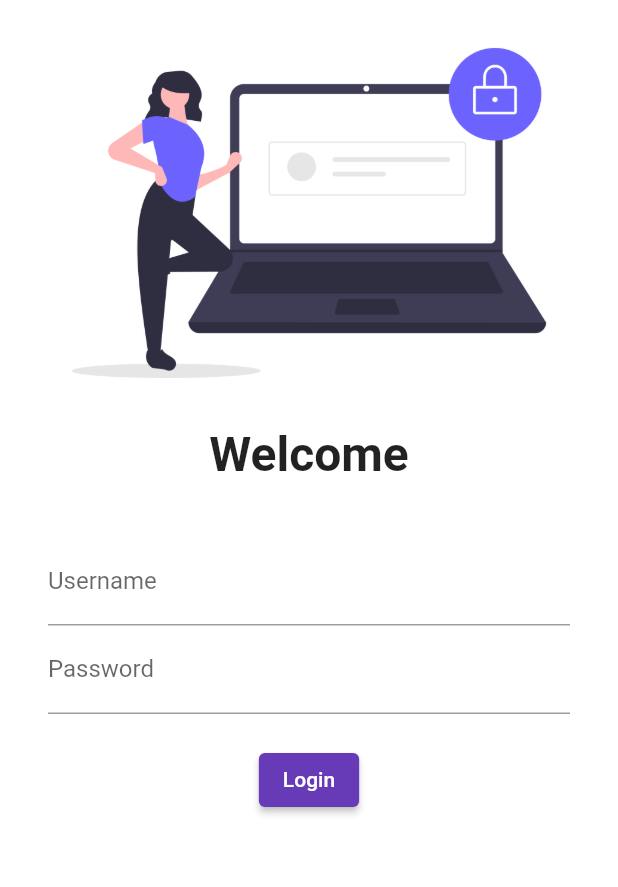
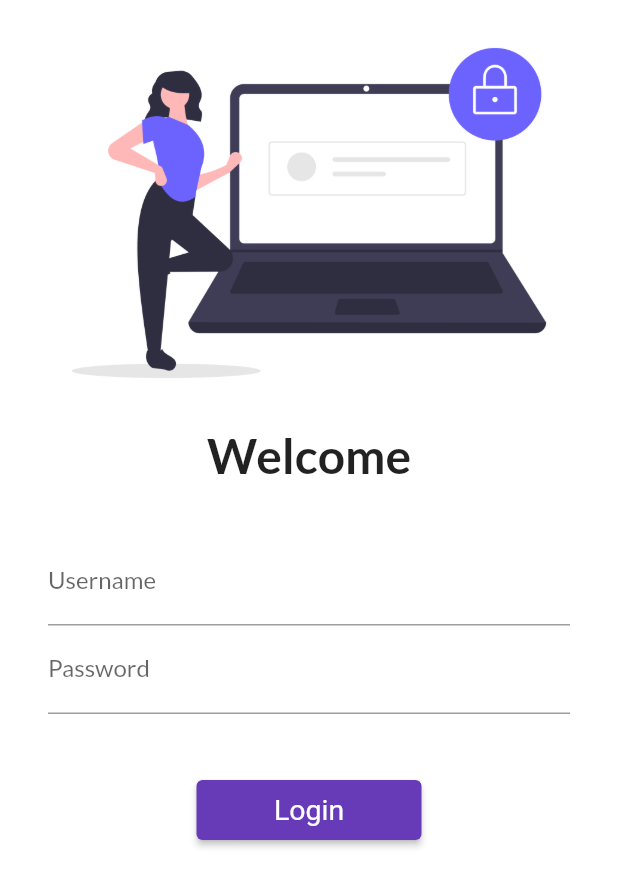
Before and after one commit to sandy088/flutter_catalog, a Flutter app: the screen it shows after launch, on a phone screen of 412 x 824 dp. Shown: the top 887 px of the screen. Run offline on Flutter 3.47's test engine with Material 2 defaults, Android fonts, the phone set to English and light mode, and no system bars; our stand-ins replace google_fonts.

```diff
--- a/lib/login_page.dart
+++ b/lib/login_page.dart
@@ -1,4 +1,5 @@
 import 'package:flutter/material.dart';
+import 'package:flutter_catalog/utils/myRoutes.dart';
 
 
 class LoginPage extends StatelessWidget {
@@ -40,11 +41,12 @@ class LoginPage extends StatelessWidget {
             ),
           ),
           SizedBox(
-          height: 20.0,
+          height: 40.0,
         ),
         ElevatedButton(onPressed: (){
           print("Button is Working😁✅");
-        }, child: Text("Login"),style: TextButton.styleFrom(),)
+          Navigator.pushNamed(context, myRoutes.homeRoute);
+        }, child: Text("Login"),style: TextButton.styleFrom(minimumSize: Size(150,40), textStyle: TextStyle(fontSize: 19)),)
           ],),
         )
 
--- a/lib/main.dart
+++ b/lib/main.dart
@@ -1,6 +1,8 @@
 import 'package:flutter/material.dart';
 import 'package:flutter_catalog/home_page.dart';
 import 'package:flutter_catalog/login_page.dart';
+import 'package:flutter_catalog/utils/myRoutes.dart';
+import 'package:google_fonts/google_fonts.dart';
 
 
 void main() {
@@ -20,16 +22,16 @@ class MyApp extends StatelessWidget {
 
       theme: ThemeData(
         primarySwatch: Colors.deepPurple,
-        // fontFamily: GoogleFonts.lato().fontFamily,
+        fontFamily: GoogleFonts.lato().fontFamily,
       ),
 
       darkTheme: ThemeData(
         brightness: Brightness.dark,
       ) ,
       routes: {
-        "/": (context) => LoginPage(),
-        "/homePage":(context) => Homepage(),
-        "/loginPage": (context) => LoginPage(),
+        myRoutes.loginRoute: (context) => LoginPage(),
+        myRoutes.homeRoute:(context) => Homepage(),
+        myRoutes.Loginpage: (context) => LoginPage(),
       },
 
     );
--- /dev/null
+++ b/lib/utils/myRoutes.dart
@@ -0,0 +1,5 @@
+class myRoutes{
+  static String loginRoute="/";
+  static String homeRoute="/homePage";
+  static String Loginpage="/loginPage";
+}
--- a/pubspec.yaml
+++ b/pubspec.yaml
@@ -28,7 +28,7 @@ dependencies:
   # The following adds the Cupertino Icons font to your application.
   # Use with the CupertinoIcons class for iOS style icons.
   cupertino_icons: ^1.0.2
-  # google_fonts: ^2.3.0
+  google_fonts: ^2.3.0
 
 dev_dependencies:
   flutter_test:
```
Also changed, not shown: pubspec.lock, 2 other files.
